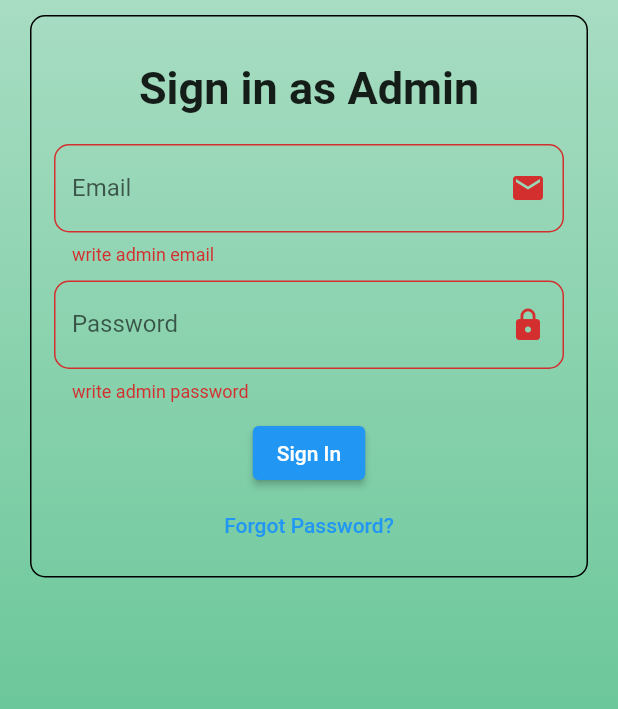
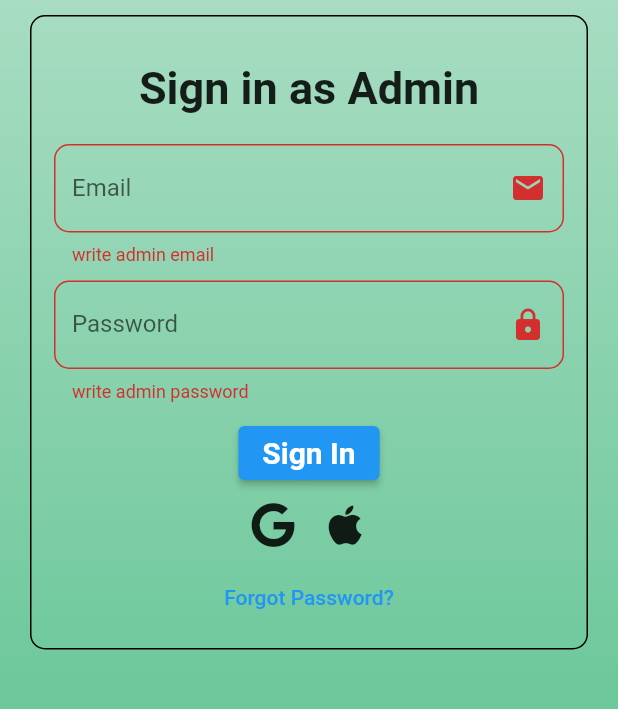
Before and after one commit to Aaasisss/NewSound-Admin, a Flutter app: the screen it shows after launch, after a tap on "Sign In", on a phone screen of 412 x 824 dp, the part 309-1018 px from its top. Run offline on Flutter 3.47's test engine with Material 2 defaults, Android fonts, the light colour scheme and no system bars; our stand-ins replace firebase_auth, firebase_core, font_awesome_flutter, google_sign_in, image_picker, sign_in_with_apple; accounts and stored records are empty.

Commit message:
implemented google authentication for android, need to fix issue for iOS

```diff
--- a/lib/Screens/Login/login_page.dart
+++ b/lib/Screens/Login/login_page.dart
@@ -1,4 +1,6 @@
 import 'package:flutter/material.dart';
+import 'package:newsound_admin/Services/auth.dart';
+import 'package:font_awesome_flutter/font_awesome_flutter.dart';
 
 class LoginPage extends StatefulWidget {
   const LoginPage({Key? key}) : super(key: key);
@@ -149,29 +151,50 @@ class _LoginPageState extends State<LoginPage> {
         final isValid = formKey.currentState!.validate();
         if (isValid) {
           formKey.currentState!.save();
+          AuthServive().signInWithEmail(
+              emailController.text.trim(), passwordController.text.trim());
 
-          const message = "Signing In...";
-          final updateSnackBar = SnackBar(
-            content: Row(
-              children: const [
-                CircularProgressIndicator(
-                  color: Colors.blue,
-                ),
-                SizedBox(width: 10.0),
-                Text(
-                  message,
-                  style: TextStyle(fontSize: 20.0),
-                ),
-              ],
-            ),
-            backgroundColor: Colors.green,
+          showDialog(
+            context: context,
+            barrierDismissible: false,
+            builder: (context) => Center(child: CircularProgressIndicator()),
           );
-          ScaffoldMessenger.of(context).showSnackBar(updateSnackBar);
-
-          Navigator.of(context).pushNamed("/home");
         }
       },
-      child: const Text("Sign In"),
+      child: const Text(
+        "Sign In",
+        style: TextStyle(fontSize: 20.0, fontWeight: FontWeight.bold),
+      ),
+    );
+  }
+
+  Widget buildSignInOptions() {
+    return Row(
+      mainAxisAlignment: MainAxisAlignment.center,
+      crossAxisAlignment: CrossAxisAlignment.center,
+      children: [
+        IconButton(
+            onPressed: () {
+              AuthServive().signInWithGoogle();
+
+              showDialog(
+                context: context,
+                barrierDismissible: false,
+                builder: (context) =>
+                    Center(child: CircularProgressIndicator()),
+              );
+            },
+            icon: FaIcon(
+              FontAwesomeIcons.google,
+              size: 30.0,
+            )),
+        IconButton(
+            onPressed: () {},
+            icon: FaIcon(
+              FontAwesomeIcons.apple,
+              size: 30.0,
+            )),
+      ],
     );
   }
 
@@ -232,6 +255,7 @@ class _LoginPageState extends State<LoginPage> {
                         buildEmail(),
                         buildPassword(),
                         buildSignInButton(),
+                        buildSignInOptions(),
                         buildForgotPassword(),
                       ],
                     ),
--- a/lib/main.dart
+++ b/lib/main.dart
@@ -5,12 +5,18 @@ import 'package:newsound_admin/Screens/Links/links.dart';
 import 'package:newsound_admin/Screens/Login/login_page.dart';
 import 'package:newsound_admin/Screens/Settings/settings.dart';
 import 'package:newsound_admin/Screens/View_Events/view_events.dart';
+import 'package:newsound_admin/Services/auth.dart';
 import 'package:newsound_admin/Shared/Routes/approute.dart';
 import 'Screens/Home/home_page.dart';
+import 'package:firebase_core/firebase_core.dart';
 
-void main() {
+void main() async {
+  WidgetsFlutterBinding.ensureInitialized();
+  await Firebase.initializeApp();
   runApp(MyApp());
 }
+
+final navigatorKey = GlobalKey<NavigatorState>();
 
 class MyApp extends StatelessWidget {
   const MyApp({Key? key}) : super(key: key);
@@ -18,10 +24,85 @@ class MyApp extends StatelessWidget {
   @override
   Widget build(BuildContext context) {
     return MaterialApp(
+      navigatorKey: navigatorKey,
       title: 'New Sound Admin App',
       theme: ThemeData(primarySwatch: Colors.blue),
-      home: const LoginPage(),
+      home: const App(),
       routes: approute,
     );
   }
 }
+
+class App extends StatefulWidget {
+  const App({Key? key}) : super(key: key);
+
+  @override
+  State<App> createState() => _AppState();
+}
+
+class _AppState extends State<App> {
+  final Future<FirebaseApp> _initialization = Firebase.initializeApp();
+
+  @override
+  Widget build(BuildContext context) {
+    return FutureBuilder(
+      // Initialize FlutterFire:
+      future: _initialization,
+      builder: (context, snapshot) {
+        // Check for errors
+        if (snapshot.hasError) {
+          return Scaffold(
+            body: Center(
+              child: Text(
+                'error!',
+                style: TextStyle(color: Colors.red),
+              ),
+            ),
+          );
+        }
+
+        // Once complete, show your application
+        if (snapshot.connectionState == ConnectionState.done) {
+          return MainPage();
+        }
+
+        // Otherwise, show something whilst waiting for initialization to complete
+        return Scaffold(
+          body: Center(
+            child: Text(
+              'loading...',
+              style: TextStyle(color: Colors.green),
+            ),
+          ),
+        );
+      },
+    );
+  }
+}
+
+class MainPage extends StatefulWidget {
+  const MainPage({Key? key}) : super(key: key);
+
+  @override
+  State<MainPage> createState() => _MainPageState();
+}
+
+class _MainPageState extends State<MainPage> {
+  @override
+  Widget build(BuildContext context) {
+    return StreamBuilder(
+      stream: AuthServive().userStream,
+      builder: (context, snapshot) {
+        if (snapshot.connectionState == ConnectionState.waiting) {
+          return Text("Loading");
+        } else if (snapshot.hasError) {
+          return Text("error occured!");
+        } else if (snapshot.hasData) {
+          return HomePage();
+        } else {
+          return LoginPage();
+        }
+      },
+    );
+  }
+}
--- a/pubspec.yaml
+++ b/pubspec.yaml
@@ -41,6 +41,11 @@ dependencies:
   firebase_core: ^1.14.0
   firebase_auth: ^3.3.13
   cloud_firestore: ^3.1.11
+  google_sign_in: ^5.3.0
+  sign_in_with_apple: ^3.3.0
+  crypto: ^3.0.1
+  font_awesome_flutter: ^10.1.0
+
 
 
 dev_dependencies:
```
Also changed, not shown: lib/Screens/Home/home_page.dart (+16 -0 lines), lib/Services/auth.dart (added, +97 -0 lines), pubspec.lock, 3 other files.
